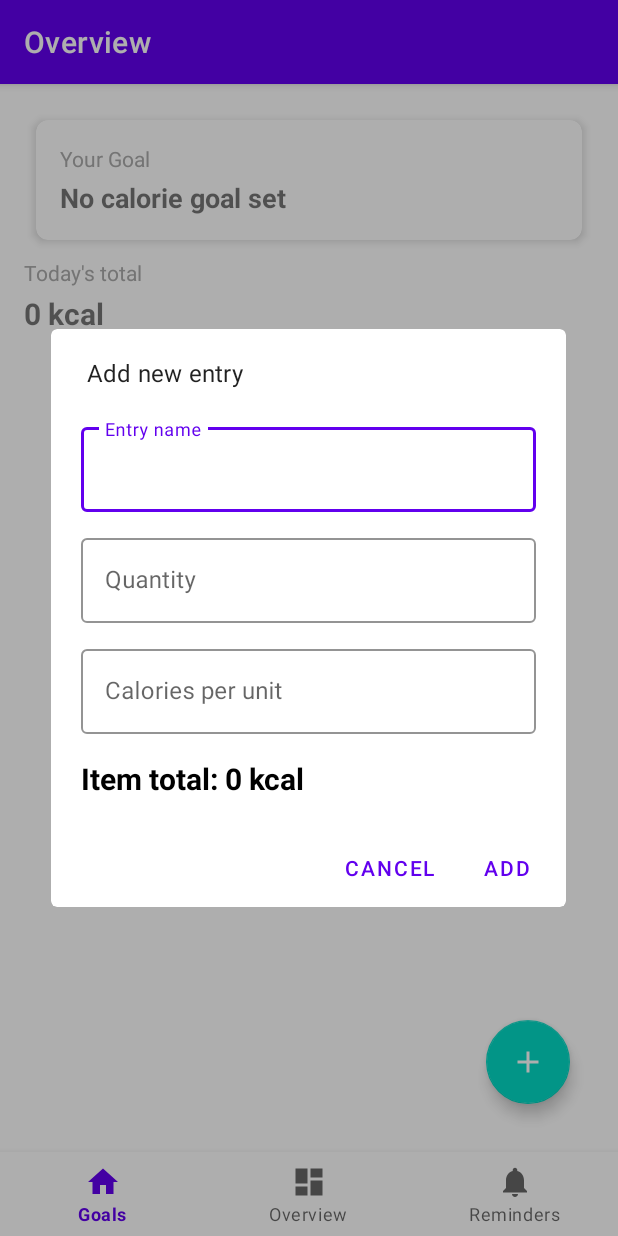
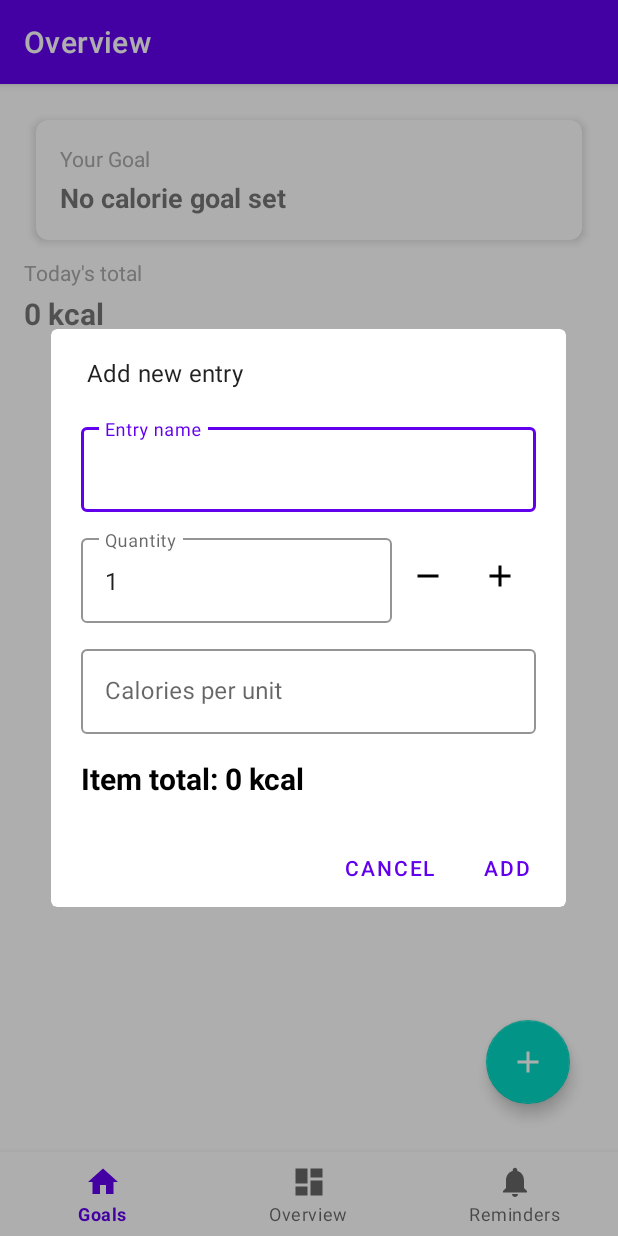
Before and after one commit to Vintouka/Calorie-Counter, an Android app: the OverviewFragment screen opened through its navigation route, after a tap on "Add new entry", on a phone screen of 412 x 824 dp. Run offline under Robolectric (Android 15) with nearby library versions, the phone set to English and light mode, and no system bars; our stand-ins replace navigation-ui.

Commit message:
Edit entries and buttons for quantity increment/decrement.

```diff
--- a/app/src/main/java/com/example/caloriecounter/ui/Overview/EntriesAdapter.java
+++ b/app/src/main/java/com/example/caloriecounter/ui/Overview/EntriesAdapter.java
@@ -15,11 +15,17 @@ import com.example.caloriecounter.R;
 import com.example.caloriecounter.data.models.CalorieEntry;
 
 import java.util.Locale;
+import java.util.function.Consumer;
 
 public class EntriesAdapter extends ListAdapter<CalorieEntry, EntriesAdapter.VH> {
 
-    public EntriesAdapter() {
+    private final Consumer<Integer> onEditListener;
+    private final Consumer<Integer> onDeleteListener;
+
+    public EntriesAdapter(Consumer<Integer> onEditListener, Consumer<Integer> onDeleteListener) {
         super(DIFF_CALLBACK);
+        this.onEditListener = onEditListener;
+        this.onDeleteListener = onDeleteListener;
     }
 
 
@@ -68,14 +74,20 @@ public class EntriesAdapter extends ListAdapter<CalorieEntry, EntriesAdapter.VH>
         CalorieEntry e = getItem(position);
         Context context = holder.itemView.getContext();
 
-        holder.qty.setText(context.getString(R.string.entry_quantity,
-                formatNumber(e.getQuantity())));
+        holder.name.setText(e.getName());
+        holder.qty.setText(context.getString(R.string.entry_quantity, formatNumber(e.getQuantity())));
+        holder.perUnit.setText(context.getString(R.string.entry_calories_per_unit, formatNumber(e.getCaloriesPerUnit())));
+        holder.total.setText(context.getString(R.string.entry_total, formatNumber(e.getTotalCalories())));
 
-        holder.perUnit.setText(context.getString(R.string.entry_calories_per_unit,
-                formatNumber(e.getCaloriesPerUnit())));
+        // Click to edit
+        holder.itemView.setOnClickListener(v -> {
+            if (onEditListener != null) onEditListener.accept(position);
+        });
 
-        holder.total.setText(context.getString(R.string.entry_total,
-                formatNumber(e.getTotalCalories())));
-        holder.name.setText(e.getName());
+        // Long press to delete
+        holder.itemView.setOnLongClickListener(v -> {
+            if (onDeleteListener != null) onDeleteListener.accept(position);
+            return true;
+        });
     }
 }
--- a/app/src/main/java/com/example/caloriecounter/ui/Overview/OverviewFragment.java
+++ b/app/src/main/java/com/example/caloriecounter/ui/Overview/OverviewFragment.java
@@ -8,6 +8,7 @@ import android.text.TextWatcher;
 import android.view.LayoutInflater;
 import android.view.View;
 import android.view.ViewGroup;
+import android.widget.ImageButton;
 import android.widget.TextView;
 import android.widget.Toast;
 
@@ -21,10 +22,12 @@ import androidx.recyclerview.widget.RecyclerView;
 import com.example.caloriecounter.R;
 import com.example.caloriecounter.data.models.CalorieEntry;
 import com.example.caloriecounter.databinding.FragmentOverviewBinding;
+import com.google.android.material.dialog.MaterialAlertDialogBuilder;
 import com.google.android.material.floatingactionbutton.FloatingActionButton;
 import com.google.android.material.textfield.TextInputEditText;
 
 import java.util.Locale;
+import java.util.Objects;
 
 public class OverviewFragment extends Fragment {
     private FragmentOverviewBinding binding;
@@ -46,7 +49,10 @@ public class OverviewFragment extends Fragment {
         viewModel = new ViewModelProvider(this).get(OverviewViewModel.class);
 
         RecyclerView recyclerView = view.findViewById(R.id.rvEntries);
-        EntriesAdapter adapter = new EntriesAdapter();
+        EntriesAdapter adapter = new EntriesAdapter(
+                position -> showEntryDialog(Objects.requireNonNull(viewModel.getEntries().getValue()).get(position), position),
+                this::confirmDelete
+        );
         recyclerView.setLayoutManager(new LinearLayoutManager(requireContext()));
         recyclerView.setAdapter(adapter);
 
@@ -60,7 +66,7 @@ public class OverviewFragment extends Fragment {
         );
 
         FloatingActionButton fab = view.findViewById(R.id.fabAddEntry);
-        fab.setOnClickListener(v -> showAddEntryDialog());
+        fab.setOnClickListener(v -> showEntryDialog(null, -1));
     }
 
     @Override
@@ -70,71 +76,96 @@ public class OverviewFragment extends Fragment {
         loadCalorieGoals();
     }
 
-    private void showAddEntryDialog() {
-        // Inflate the dialog layout
+    private void showEntryDialog(@Nullable CalorieEntry existingEntry, int position) {
         LayoutInflater inflater = LayoutInflater.from(requireContext());
         View dialogView = inflater.inflate(R.layout.dialog_add_entry, null);
 
-        // Get references to views
         TextInputEditText etName = dialogView.findViewById(R.id.etName);
         TextInputEditText etQuantity = dialogView.findViewById(R.id.etQuantity);
         TextInputEditText etCaloriesPerUnit = dialogView.findViewById(R.id.etCaloriesPerUnit);
         TextView tvItemTotal = dialogView.findViewById(R.id.tvItemTotal);
+        ImageButton btnInc = dialogView.findViewById(R.id.btnIncreaseQty);
+        ImageButton btnDec = dialogView.findViewById(R.id.btnDecreaseQty);
 
-        // TextWatcher for real-time total calorie preview
-        TextWatcher previewWatcher = new TextWatcher() {
-            @Override
-            public void beforeTextChanged(CharSequence s, int start, int count, int after) {}
+        if (existingEntry != null) {
+            etName.setText(existingEntry.getName());
+            etQuantity.setText(String.format(Locale.getDefault(), "%.2f", existingEntry.getQuantity()));
+            etCaloriesPerUnit.setText(String.format(Locale.getDefault(), "%.2f", existingEntry.getCaloriesPerUnit()));
+        } else {
+            etQuantity.setText("1"); // default quantity
+        }
 
-            @Override
-            public void onTextChanged(CharSequence s, int start, int before, int count) {
-                updateItemTotal();
+        // Update total live
+        TextWatcher watcher = new TextWatcher() {
+            @Override public void beforeTextChanged(CharSequence s, int start, int count, int after) {}
+            @Override public void onTextChanged(CharSequence s, int start, int before, int count) {
+                updateTotal();
             }
-
-            @Override
-            public void afterTextChanged(Editable s) {
-                updateItemTotal();
+            @Override public void afterTextChanged(Editable s) {
+                updateTotal();
             }
-
-            private void updateItemTotal() {
-                double quantity = parseDoubleOrZero(etQuantity.getText() != null ? etQuantity.getText().toString() : "");
-                double caloriesPerUnit = parseDoubleOrZero(etCaloriesPerUnit.getText() != null ? etCaloriesPerUnit.getText().toString() : "");
-                double total = quantity * caloriesPerUnit;
-                tvItemTotal.setText(getString(
-                        R.string.label_item_total_placeholder,
-                        String.format(Locale.getDefault(), "%.2f", total)
-                ));
+            private void updateTotal() {
+                double qty = parseDoubleOrZero(etQuantity.getText() != null ? etQuantity.getText().toString() : "");
+                double per = parseDoubleOrZero(etCaloriesPerUnit.getText() != null ? etCaloriesPerUnit.getText().toString() : "");
+                double total = qty * per;
+                tvItemTotal.setText(String.format(Locale.getDefault(), getString(R.string.label_item_total_placeholder), total));
             }
         };
+        etQuantity.addTextChangedListener(watcher);
+        etCaloriesPerUnit.addTextChangedListener(watcher);
 
-        etQuantity.addTextChangedListener(previewWatcher);
-        etCaloriesPerUnit.addTextChangedListener(previewWatcher);
+        // Quantity increment/decrement buttons
+        btnInc.setOnClickListener(v -> {
+            double qty = parseDoubleOrZero(Objects.requireNonNull(etQuantity.getText()).toString());
+            etQuantity.setText(String.format(Locale.getDefault(), "%.2f", qty + 1));
+        });
 
-        // Build the Material dialog
-        new com.google.android.material.dialog.MaterialAlertDialogBuilder(requireContext())
-                .setTitle(R.string.add_entry_title)
+        btnDec.setOnClickListener(v -> {
+            double qty = parseDoubleOrZero(Objects.requireNonNull(etQuantity.getText()).toString());
+            if (qty > 1) {
+                etQuantity.setText(String.format(Locale.getDefault(), "%.2f", qty - 1));
+            }
+        });
+
+        // Build dialog
+        boolean isEditing = existingEntry != null;
+
+        new MaterialAlertDialogBuilder(requireContext())
+                .setTitle(isEditing ? R.string.edit_entry_title : R.string.add_entry_title)
                 .setView(dialogView)
                 .setNegativeButton(android.R.string.cancel, (dialog, which) -> dialog.dismiss())
-                .setPositiveButton(R.string.add_entry_confirm, (dialog, which) -> {
+                .setPositiveButton(isEditing ? R.string.save_changes : R.string.add_entry_confirm, (dialog, which) -> {
                     String name = etName.getText() != null ? etName.getText().toString().trim() : "";
-                    double quantity = parseDoubleOrZero(etQuantity.getText() != null ? etQuantity.getText().toString() : "");
-                    double caloriesPerUnit = parseDoubleOrZero(etCaloriesPerUnit.getText() != null ? etCaloriesPerUnit.getText().toString() : "");
+                    double qty = parseDoubleOrZero(etQuantity.getText() != null ? etQuantity.getText().toString() : "");
+                    double per = parseDoubleOrZero(etCaloriesPerUnit.getText() != null ? etCaloriesPerUnit.getText().toString() : "");
 
-                    // Basic validation
                     if (name.isEmpty()) {
                         Toast.makeText(getContext(), R.string.error_name_required, Toast.LENGTH_SHORT).show();
                         return;
                     }
 
-                    if (quantity <= 0 || caloriesPerUnit <= 0) {
+                    if (qty <= 0 || per <= 0) {
                         Toast.makeText(getContext(), R.string.error_invalid_numbers, Toast.LENGTH_SHORT).show();
                         return;
                     }
 
-                    // Create and add the new entry
-                    CalorieEntry newEntry = new CalorieEntry(name, quantity, caloriesPerUnit);
-                    viewModel.addEntry(newEntry);
+                    CalorieEntry entry = new CalorieEntry(name, qty, per);
+                    if (isEditing) {
+                        viewModel.updateEntry(position, entry);
+                    } else {
+                        viewModel.addEntry(entry);
+                    }
                 })
+                .show();
+    }
+
+    private void confirmDelete(int position) {
+        new MaterialAlertDialogBuilder(requireContext())
+                .setTitle(R.string.delete_entry_title)
+                .setMessage(R.string.delete_entry_message)
+                .setNegativeButton(android.R.string.cancel, null)
+                .setPositiveButton(R.string.delete_entry_confirm, (dialog, which) ->
+                        viewModel.deleteEntry(position))
                 .show();
     }
 
--- /dev/null
+++ b/app/src/main/res/drawable/ic_remove.xml
@@ -0,0 +1,5 @@
+<vector xmlns:android="http://schemas.android.com/apk/res/android" android:height="24dp" android:tint="#000000" android:viewportHeight="24" android:viewportWidth="24" android:width="24dp">
+
+    <path android:fillColor="@android:color/white" android:pathData="M19,13H5v-2h14v2z"/>
+
+</vector>
--- a/app/src/main/res/layout/dialog_add_entry.xml
+++ b/app/src/main/res/layout/dialog_add_entry.xml
@@ -22,13 +22,21 @@
             android:maxLines="1" />
     </com.google.android.material.textfield.TextInputLayout>
 
+    <LinearLayout
+        android:id="@+id/layoutQuantityRow"
+        android:layout_width="match_parent"
+        android:layout_height="wrap_content"
+        android:layout_marginTop="12dp"
+        android:orientation="horizontal"
+        android:gravity="center_vertical">
+
         <com.google.android.material.textfield.TextInputLayout
             android:id="@+id/layoutQuantity"
             style="@style/Widget.MaterialComponents.TextInputLayout.OutlinedBox"
-        android:layout_width="match_parent"
+            android:layout_width="0dp"
             android:layout_height="wrap_content"
+            android:layout_weight="1"
             android:hint="@string/label_quantity"
-        android:layout_marginTop="12dp"
             app:boxStrokeColor="?attr/colorPrimary">
 
             <com.google.android.material.textfield.TextInputEditText
@@ -36,8 +44,28 @@
                 android:layout_width="match_parent"
                 android:layout_height="wrap_content"
                 android:inputType="numberDecimal"
+                android:text=""
                 android:maxLines="1" />
         </com.google.android.material.textfield.TextInputLayout>
+
+        <ImageButton
+            android:id="@+id/btnDecreaseQty"
+            android:layout_width="48dp"
+            android:layout_height="48dp"
+            android:background="?attr/selectableItemBackgroundBorderless"
+            android:contentDescription="@string/decrease_quantity"
+            android:src="@drawable/ic_remove"
+            app:tint="?attr/colorOnBackground" />
+
+        <ImageButton
+            android:id="@+id/btnIncreaseQty"
+            android:layout_width="48dp"
+            android:layout_height="48dp"
+            android:background="?attr/selectableItemBackgroundBorderless"
+            android:contentDescription="@string/increase_quantity"
+            android:src="@drawable/ic_add"
+            app:tint="?attr/colorOnBackground" />
+    </LinearLayout>
 
     <com.google.android.material.textfield.TextInputLayout
         android:id="@+id/layoutCaloriesPerUnit"
--- a/app/src/main/res/values/strings.xml
+++ b/app/src/main/res/values/strings.xml
@@ -20,7 +20,7 @@
     <string name="label_quantity">Quantity</string>
     <string name="label_calories_per_unit">Calories per unit</string>
     <string name="label_item_total_entry_placeholder">Item total: 0 kcal</string>
-    <string name="label_item_total_placeholder">Item total: %1$s kcal</string>
+    <string name="label_item_total_placeholder">Item total: %1$.0f kcal</string>
     <string name="add_entry_title">Add new entry</string>
     <string name="add_entry_confirm">Add</string>
     <string name="error_name_required">Please enter a name.</string>
@@ -29,4 +29,11 @@
     <string name="cd_quantity">Quantity of the entry</string>
     <string name="cd_calories_per_unit">Calories per unit of the entry</string>
     <string name="cd_total_for_item">Total calories for this entry</string>
+    <string name="decrease_quantity">Decrease quantity</string>
+    <string name="increase_quantity">Increase quantity</string>
+    <string name="edit_entry_title">Edit entry</string>
+    <string name="save_changes">Save</string>
+    <string name="delete_entry_title">Delete entry</string>
+    <string name="delete_entry_message">Are you sure you want to delete this entry?</string>
+    <string name="delete_entry_confirm">Delete</string>
 </resources>
```
Also changed, not shown: app/src/main/java/com/example/caloriecounter/ui/Overview/OverviewViewModel.java (+13 -3 lines). Lines whose indentation alone changed are shown as unchanged.
